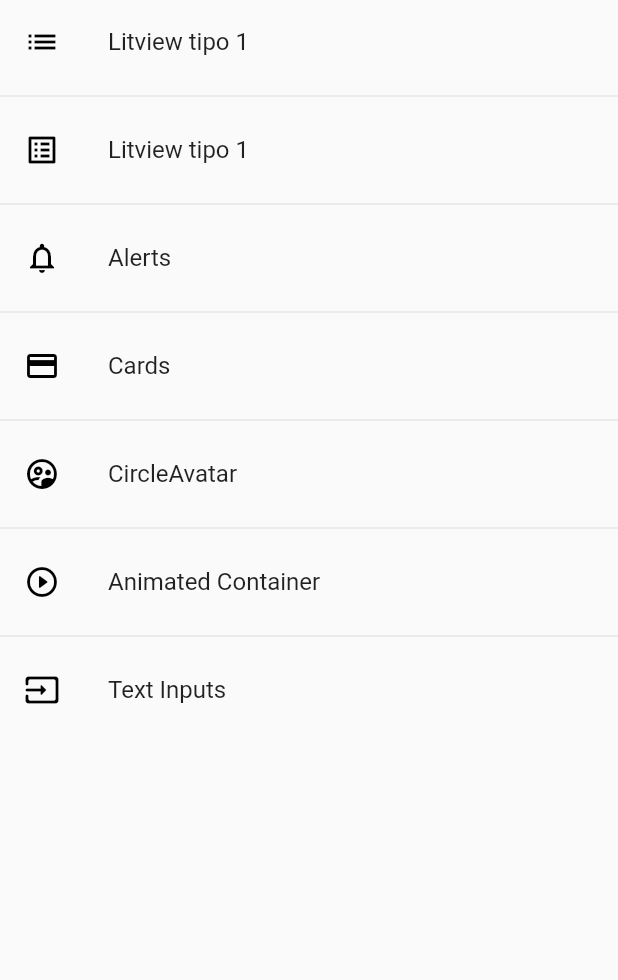
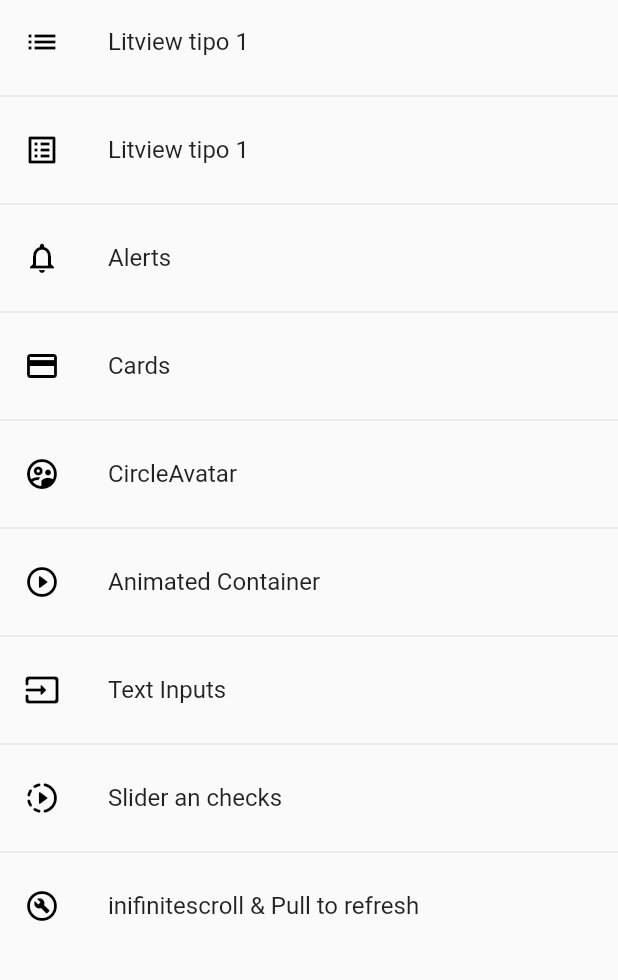
Before and after one commit to Reales09/components_flutter, a Flutter app: the screen it shows after launch, on a phone screen of 412 x 824 dp, the part 84-1064 px from its top. Run offline on Flutter 3.47's test engine with Material 2 defaults, Android fonts, the phone set to English and light mode, and no system bars.

```diff
--- a/lib/router/app_routes.dart
+++ b/lib/router/app_routes.dart
@@ -59,6 +59,18 @@ class AppRoutes {
         name: 'Text Inputs',
         scren: const InputsScreen(),
         icon: Icons.input_rounded),
+
+    MenuOption(
+        route: 'slider',
+        name: 'Slider an checks',
+        scren: const SliderScreen(),
+        icon: Icons.slow_motion_video_rounded),
+
+    MenuOption(
+        route: 'listviewbuilder',
+        name: 'inifinitescroll & Pull to refresh',
+        scren: const ListViewBuilderScreen(),
+        icon: Icons.build_circle_outlined),
   ];
 
   static Map<String, Widget Function(BuildContext)> getAppRoutes() {
--- a/lib/screens/screens.dart
+++ b/lib/screens/screens.dart
@@ -1,3 +1,5 @@
+export 'package:fl_components/screens/listview_builder_screen.dart';
+export 'package:fl_components/screens/slider_screen.dart';
 export 'package:fl_components/screens/inputs_screen.dart';
 export 'package:fl_components/screens/animated_screen.dart';
 export 'package:fl_components/screens/avatar_screen.dart';
```
Also changed, not shown: lib/screens/inputs_screen.dart (+24 -0 lines), lib/screens/listview_builder_screen.dart (added, +14 -0 lines), lib/screens/slider_screen.dart (added, +82 -0 lines).
